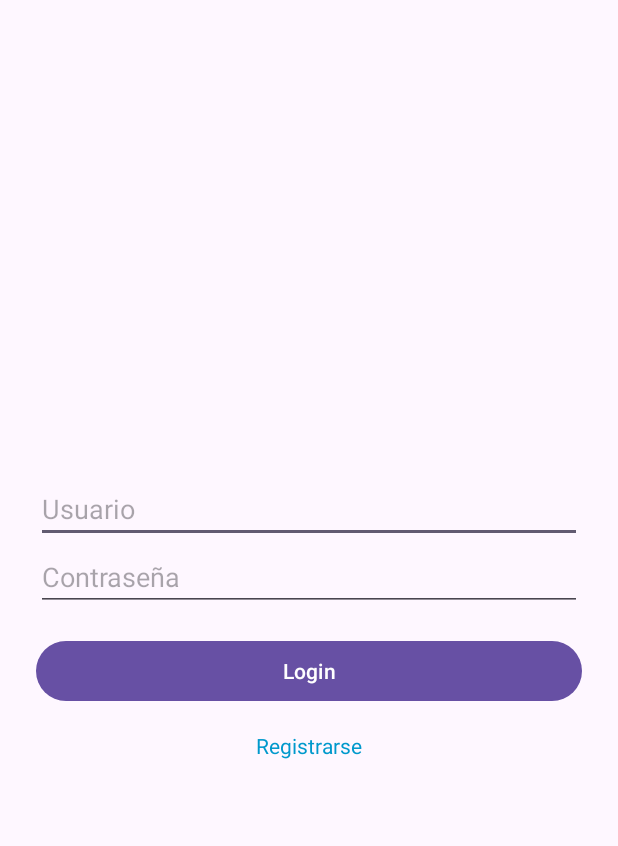
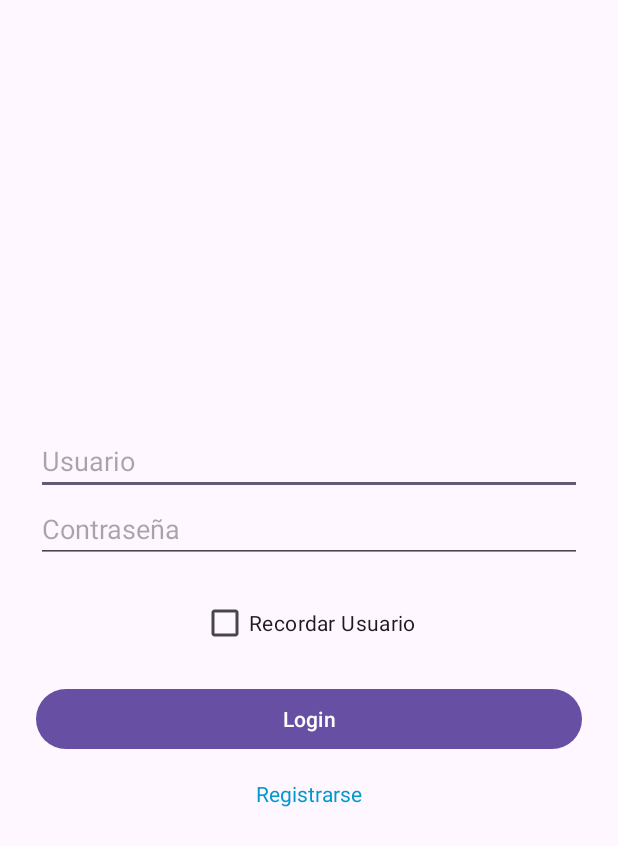
Before and after one commit to ariasuriel12/TPGrupoM, an Android app built with Jetpack Compose: the screen it shows after launch (LoginActivity), on a phone screen of 412 x 824 dp. Shown: the top 846 px of the screen. Run offline under Robolectric (Android 15) with nearby library versions, the phone set to English and light mode, and no system bars.

Commit message:
boton de recordar usuario

```diff
--- a/app/src/main/java/com/example/climaapp/LoginActivity.kt
+++ b/app/src/main/java/com/example/climaapp/LoginActivity.kt
@@ -1,28 +1,51 @@
 package com.example.climaapp
 
+import android.content.SharedPreferences
 import android.content.Intent
 import android.os.Bundle
 import android.widget.Button
 import android.widget.EditText
 import android.widget.TextView
+import android.widget.CheckBox
 import android.widget.Toast
 import androidx.appcompat.app.AppCompatActivity
 
 class LoginActivity : AppCompatActivity() {
+
+    private lateinit var sharedPref: SharedPreferences
+
     override fun onCreate(savedInstanceState: Bundle?) {
         super.onCreate(savedInstanceState)
         setContentView(R.layout.activity_login)
+
+        sharedPref = getSharedPreferences("user_data", MODE_PRIVATE)
 
         val etUser = findViewById<EditText>(R.id.etUser)
         val etPass = findViewById<EditText>(R.id.etPass)
         val btnLogin = findViewById<Button>(R.id.btnLogin)
         val txtRegister = findViewById<TextView>(R.id.txtRegister)
+        val cbRememberMe = findViewById<CheckBox>(R.id.cbRememberMe)
 
+        val savedUserName = sharedPref.getString("username", null)
+        if(savedUserName != null){
+            etUser.setText(savedUserName)
+            cbRememberMe.isChecked = true;
+
+        }
         btnLogin.setOnClickListener {
             val user = etUser.text.toString()
             val pass = etPass.text.toString()
 
             if (user == "admin" && pass == "1234") {
+                val editor =sharedPref.edit()
+
+                if(cbRememberMe.isChecked){
+                    editor.putString("username", user)
+                } else {
+                    editor.remove("username")
+                }
+                editor.apply()
+
                 startActivity(Intent(this, ListaActivity::class.java))
                 finish()
             } else {
--- a/app/src/main/res/layout/activity_login.xml
+++ b/app/src/main/res/layout/activity_login.xml
@@ -19,6 +19,14 @@ android:gravity="center">
     android:hint="Contraseña"
     android:inputType="textPassword"/>
 
+    <CheckBox
+        android:id="@+id/cbRememberMe"
+        android:layout_width="wrap_content"
+        android:layout_height="wrap_content"
+        android:text="Recordar Usuario"
+        android:layout_marginTop="16dp"/>
+
+
 <Button
     android:id="@+id/btnLogin"
     android:layout_width="match_parent"
```
